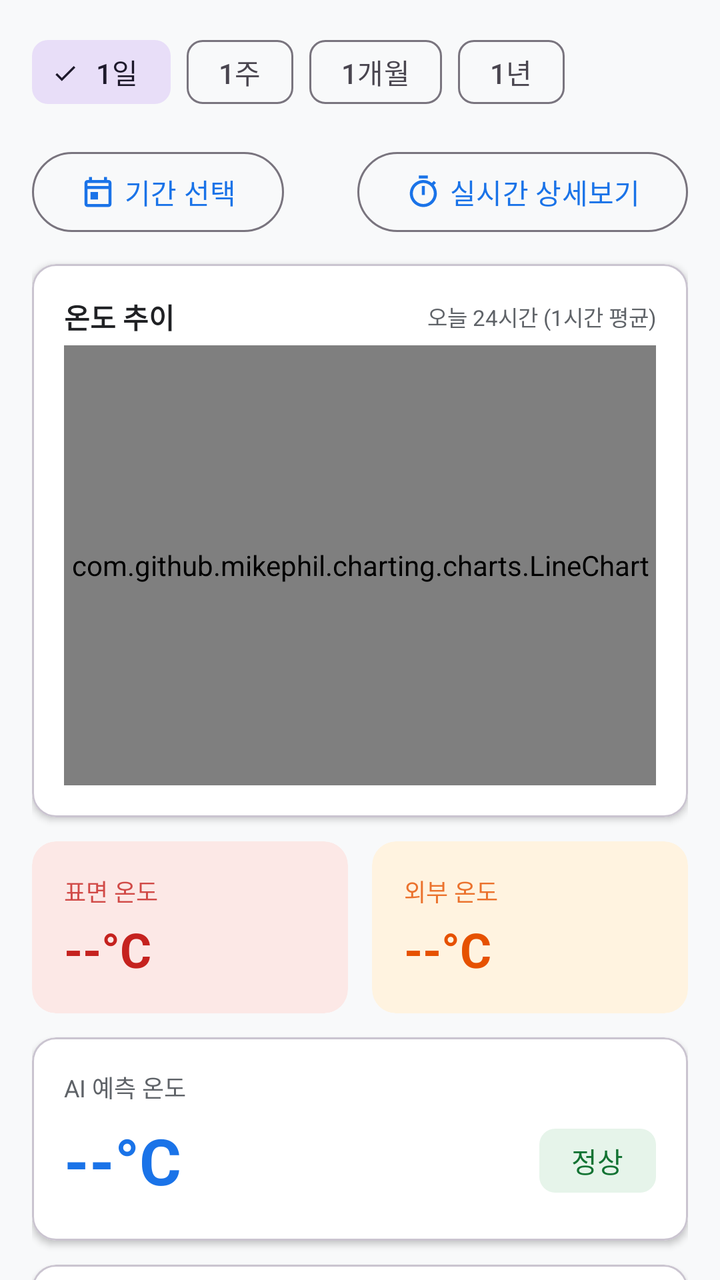
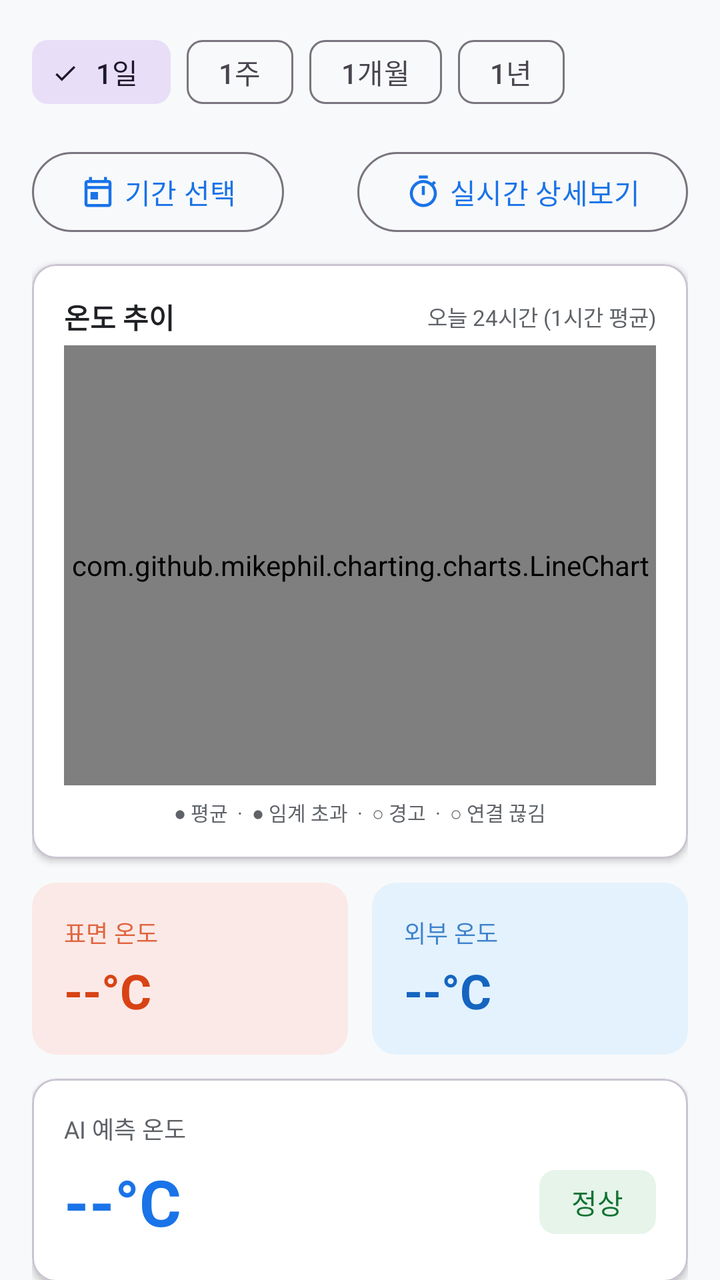

Two renders of the same Android screen: before a commit and after it. Below are the layout's source before the change and the commit's diff.
<!-- AndroidManifest.xml: application theme Theme.IN_GPS -->
<!-- res/layout/fragment_sensor_detail.xml -->
<?xml version="1.0" encoding="utf-8"?>
<androidx.core.widget.NestedScrollView
    xmlns:android="http://schemas.android.com/apk/res/android"
    xmlns:app="http://schemas.android.com/apk/res-auto"
    android:layout_width="match_parent"
    android:layout_height="match_parent"
    android:background="@color/color_surface"
    android:clipToPadding="false"
    android:paddingBottom="8dp">

    <LinearLayout
        android:layout_width="match_parent"
        android:layout_height="wrap_content"
        android:orientation="vertical"
        android:paddingHorizontal="16dp"
        android:paddingTop="12dp"
        android:paddingBottom="8dp">

        
        <com.google.android.material.chip.ChipGroup
            android:id="@+id/chip_group_period"
            android:layout_width="match_parent"
            android:layout_height="wrap_content"
            android:layout_marginBottom="12dp"
            app:singleSelection="true"
            app:selectionRequired="true">

            <com.google.android.material.chip.Chip
                android:id="@+id/chip_1d"
                style="@style/Widget.Material3.Chip.Filter"
                android:layout_width="wrap_content"
                android:layout_height="wrap_content"
                android:text="1일"
                android:checked="true" />

            <com.google.android.material.chip.Chip
                android:id="@+id/chip_1w"
                style="@style/Widget.Material3.Chip.Filter"
                android:layout_width="wrap_content"
                android:layout_height="wrap_content"
                android:text="1주" />

            <com.google.android.material.chip.Chip
                android:id="@+id/chip_1m"
                style="@style/Widget.Material3.Chip.Filter"
                android:layout_width="wrap_content"
                android:layout_height="wrap_content"
                android:text="1개월" />

            <com.google.android.material.chip.Chip
                android:id="@+id/chip_1y"
                style="@style/Widget.Material3.Chip.Filter"
                android:layout_width="wrap_content"
                android:layout_height="wrap_content"
                android:text="1년" />
        </com.google.android.material.chip.ChipGroup>

        
        <LinearLayout
            android:layout_width="match_parent"
            android:layout_height="wrap_content"
            android:orientation="horizontal"
            android:gravity="center_vertical"
            android:layout_marginBottom="12dp">

            <com.google.android.material.button.MaterialButton
                android:id="@+id/btn_pick_range"
                style="@style/Widget.Material3.Button.OutlinedButton"
                android:layout_width="wrap_content"
                android:layout_height="wrap_content"
                android:text="기간 선택"
                app:icon="@drawable/ic_calendar"
                app:iconGravity="textStart" />

            <Space
                android:layout_width="0dp"
                android:layout_height="1dp"
                android:layout_weight="1" />

            <com.google.android.material.button.MaterialButton
                android:id="@+id/btn_realtime_detail"
                style="@style/Widget.Material3.Button.OutlinedButton"
                android:layout_width="wrap_content"
                android:layout_height="wrap_content"
                android:text="실시간 상세보기"
                app:icon="@drawable/ic_timer"
                app:iconGravity="textStart" />
        </LinearLayout>

        
        <com.google.android.material.card.MaterialCardView
            android:id="@+id/card_chart"
            android:layout_width="match_parent"
            android:layout_height="wrap_content"
            android:layout_marginBottom="12dp"
            app:cardCornerRadius="12dp"
            app:cardBackgroundColor="@color/color_card_bg"
            app:cardElevation="2dp">

            <LinearLayout
                android:layout_width="match_parent"
                android:layout_height="wrap_content"
                android:orientation="vertical"
                android:padding="16dp">

                <LinearLayout
                    android:layout_width="match_parent"
                    android:layout_height="wrap_content"
                    android:orientation="horizontal"
                    android:gravity="center_vertical"
                    android:layout_marginBottom="4dp">

                    <TextView
                        android:layout_width="0dp"
                        android:layout_height="wrap_content"
                        android:layout_weight="1"
                        android:text="온도 추이"
                        android:textColor="@color/color_text_primary"
                        android:textSize="14sp"
                        android:textStyle="bold" />

                    <TextView
                        android:id="@+id/tv_chart_period_label"
                        android:layout_width="wrap_content"
                        android:layout_height="wrap_content"
                        android:text="오늘 24시간 (1시간 평균)"
                        android:textColor="@color/color_text_secondary"
                        android:textSize="11sp" />
                </LinearLayout>

                
                <com.google.android.material.chip.ChipGroup
                    android:id="@+id/chip_group_sensor"
                    android:layout_width="wrap_content"
                    android:layout_height="wrap_content"
                    android:visibility="gone"
                    app:singleSelection="true"
                    app:selectionRequired="true">

                    <com.google.android.material.chip.Chip
                        android:id="@+id/chip_sensor_surface"
                        style="@style/Widget.Material3.Chip.Filter"
                        android:layout_width="wrap_content"
                        android:layout_height="wrap_content"
                        android:text="표면"
                        android:checked="true" />

                    <com.google.android.material.chip.Chip
                        android:id="@+id/chip_sensor_external"
                        style="@style/Widget.Material3.Chip.Filter"
                        android:layout_width="wrap_content"
                        android:layout_height="wrap_content"
                        android:text="외부" />
                </com.google.android.material.chip.ChipGroup>

                <com.github.mikephil.charting.charts.LineChart
                    android:id="@+id/line_chart"
                    android:layout_width="match_parent"
                    android:layout_height="220dp" />
            </LinearLayout>
        </com.google.android.material.card.MaterialCardView>

        
        <LinearLayout
            android:layout_width="match_parent"
            android:layout_height="wrap_content"
            android:orientation="horizontal"
            android:layout_marginBottom="12dp">

            
            <com.google.android.material.card.MaterialCardView
                android:layout_width="0dp"
                android:layout_height="wrap_content"
                android:layout_weight="1"
                android:layout_marginEnd="6dp"
                app:cardCornerRadius="12dp"
                app:cardBackgroundColor="@color/color_ambient_temp_bg"
                app:cardElevation="0dp"
                app:strokeWidth="0dp">

                <LinearLayout
                    android:layout_width="match_parent"
                    android:layout_height="wrap_content"
                    android:orientation="vertical"
                    android:padding="16dp">

                    <TextView
                        android:layout_width="wrap_content"
                        android:layout_height="wrap_content"
                        android:text="표면 온도"
                        android:textColor="@color/color_ambient_temp_text"
                        android:textSize="12sp"
                        android:alpha="0.8" />

                    <TextView
                        android:id="@+id/tv_surface_temp"
                        android:layout_width="wrap_content"
                        android:layout_height="wrap_content"
                        android:layout_marginTop="4dp"
                        android:text="--°C"
                        android:textColor="@color/color_ambient_temp_text"
                        android:textSize="24sp"
                        android:textStyle="bold" />
                </LinearLayout>
            </com.google.android.material.card.MaterialCardView>

            
            <com.google.android.material.card.MaterialCardView
                android:layout_width="0dp"
                android:layout_height="wrap_content"
                android:layout_weight="1"
                android:layout_marginStart="6dp"
                app:cardCornerRadius="12dp"
                app:cardBackgroundColor="@color/color_frame_temp_bg"
                app:cardElevation="0dp"
                app:strokeWidth="0dp">

                <LinearLayout
                    android:layout_width="match_parent"
                    android:layout_height="wrap_content"
                    android:orientation="vertical"
                    android:padding="16dp">

                    <TextView
                        android:layout_width="wrap_content"
                        android:layout_height="wrap_content"
                        android:text="외부 온도"
                        android:textColor="@color/color_frame_temp_text"
                        android:textSize="12sp"
                        android:alpha="0.8" />

                    <TextView
                        android:id="@+id/tv_external_temp"
                        android:layout_width="wrap_content"
                        android:layout_height="wrap_content"
                        android:layout_marginTop="4dp"
                        android:text="--°C"
                        android:textColor="@color/color_frame_temp_text"
                        android:textSize="24sp"
                        android:textStyle="bold" />
                </LinearLayout>
            </com.google.android.material.card.MaterialCardView>
        </LinearLayout>

        
        <com.google.android.material.card.MaterialCardView
            android:id="@+id/card_ai_prediction"
            android:layout_width="match_parent"
            android:layout_height="wrap_content"
            android:layout_marginBottom="12dp"
            app:cardCornerRadius="12dp"
            app:cardBackgroundColor="@color/color_card_bg"
            app:cardElevation="2dp">

            <LinearLayout
                android:layout_width="match_parent"
                android:layout_height="wrap_content"
                android:orientation="vertical"
                android:padding="16dp">

                <TextView
                    android:layout_width="wrap_content"
                    android:layout_height="wrap_content"
                    android:layout_marginBottom="4dp"
                    android:text="AI 예측 온도"
                    android:textColor="@color/color_text_secondary"
                    android:textSize="12sp" />

                <LinearLayout
                    android:layout_width="match_parent"
                    android:layout_height="wrap_content"
                    android:orientation="horizontal"
                    android:gravity="center_vertical">

                    <TextView
                        android:id="@+id/tv_ai_temp"
                        android:layout_width="0dp"
                        android:layout_height="wrap_content"
                        android:layout_weight="1"
                        android:text="--°C"
                        android:textColor="@color/color_primary"
                        android:textSize="32sp"
                        android:textStyle="bold" />

                    <com.google.android.material.chip.Chip
                        android:id="@+id/chip_ai_status"
                        android:layout_width="wrap_content"
                        android:layout_height="wrap_content"
                        android:text="정상"
                        android:textColor="@color/color_normal_text"
                        app:chipBackgroundColor="@color/color_normal_bg"
                        app:chipStrokeWidth="0dp" />
                </LinearLayout>
            </LinearLayout>
        </com.google.android.material.card.MaterialCardView>

        
        <com.google.android.material.card.MaterialCardView
            android:id="@+id/card_operation"
            android:layout_width="match_parent"
            android:layout_height="wrap_content"
            android:layout_marginBottom="12dp"
            app:cardCornerRadius="12dp"
            app:cardBackgroundColor="@color/color_card_bg"
            app:cardElevation="2dp">

            <LinearLayout
                android:layout_width="match_parent"
                android:layout_height="wrap_content"
                android:orientation="vertical"
                android:padding="16dp">

                <TextView
                    android:layout_width="wrap_content"
                    android:layout_height="wrap_content"
                    android:layout_marginBottom="12dp"
                    android:text="운영 정보"
                    android:textColor="@color/color_text_primary"
                    android:textSize="14sp"
                    android:textStyle="bold" />

                <LinearLayout
                    android:layout_width="match_parent"
                    android:layout_height="wrap_content"
                    android:orientation="horizontal">

                    <LinearLayout
                        android:layout_width="0dp"
                        android:layout_height="wrap_content"
                        android:layout_weight="1"
                        android:orientation="vertical">

                        <TextView
                            android:layout_width="wrap_content"
                            android:layout_height="wrap_content"
                            android:text="운영 기간"
                            android:textColor="@color/color_text_secondary"
                            android:textSize="11sp" />

                        <TextView
                            android:id="@+id/tv_period"
                            android:layout_width="wrap_content"
                            android:layout_height="wrap_content"
                            android:layout_marginTop="2dp"
                            android:text="--"
                            android:textColor="@color/color_text_primary"
                            android:textSize="14sp"
                            android:textStyle="bold" />
                    </LinearLayout>

                    <View
                        android:layout_width="1dp"
                        android:layout_height="match_parent"
                        android:background="@color/color_divider"
                        android:layout_marginHorizontal="16dp" />

                    <LinearLayout
                        android:layout_width="0dp"
                        android:layout_height="wrap_content"
                        android:layout_weight="1"
                        android:orientation="vertical">

                        <TextView
                            android:layout_width="wrap_content"
                            android:layout_height="wrap_content"
                            android:text="측정 주기"
                            android:textColor="@color/color_text_secondary"
                            android:textSize="11sp" />

                        <TextView
                            android:id="@+id/tv_interval"
                            android:layout_width="wrap_content"
                            android:layout_height="wrap_content"
                            android:layout_marginTop="2dp"
                            android:text="--"
                            android:textColor="@color/color_text_primary"
                            android:textSize="14sp"
                            android:textStyle="bold" />
                    </LinearLayout>
                </LinearLayout>
            </LinearLayout>
        </com.google.android.material.card.MaterialCardView>

    </LinearLayout>
</androidx.core.widget.NestedScrollView>
<!-- resources referenced by this layout -->
<resources>
  <color name="color_ambient_temp_bg">#FCE8E6</color>
  <color name="color_ambient_temp_text">#C5221F</color>
  <color name="color_card_bg">#FFFFFF</color>
  <color name="color_divider">#E0E0E0</color>
  <color name="color_frame_temp_bg">#FFF3E0</color>
  <color name="color_frame_temp_text">#E65100</color>
  <color name="color_normal_bg">#E6F4EA</color>
  <color name="color_normal_text">#137333</color>
  <color name="color_primary">#1A73E8</color>
  <color name="color_surface">#F8F9FA</color>
  <color name="color_text_primary">#202124</color>
  <color name="color_text_secondary">#5F6368</color>
  <!-- drawable ic_calendar (drawable) -->
  <vector xmlns:android="http://schemas.android.com/apk/res/android"
      android:width="24dp"
      android:height="24dp"
      android:viewportWidth="24"
      android:viewportHeight="24"
      android:tint="?attr/colorControlNormal">
      <path
          android:fillColor="@android:color/white"
          android:pathData="M19,4h-1V2h-2v2H8V2H6v2H5C3.9,4 3,4.9 3,6v14c0,1.1 0.9,2 2,2h14c1.1,0 2,-0.9 2,-2V6C21,4.9 20.1,4 19,4zM19,20H5V10h14V20zM19,8H5V6h14V8zM7,12h5v5H7V12z"/>
  </vector>
  <!-- drawable ic_timer (drawable) -->
  <?xml version="1.0" encoding="utf-8"?>
  <vector xmlns:android="http://schemas.android.com/apk/res/android"
      android:width="24dp"
      android:height="24dp"
      android:viewportWidth="24"
      android:viewportHeight="24">
      <path
          android:fillColor="#FF000000"
          android:pathData="M15,1H9v2h6V1zM11,14h2V8h-2v6zM19.03,7.39l1.42,-1.42c-0.43,-0.51 -0.9,-0.99 -1.41,-1.41l-1.42,1.42C16.07,4.74 14.12,4 12,4c-4.97,0 -9,4.03 -9,9s4.02,9 9,9 9,-4.03 9,-9c0,-2.12 -0.74,-4.07 -1.97,-5.61zM12,20c-3.87,0 -7,-3.13 -7,-7s3.13,-7 7,-7 7,3.13 7,7 -3.13,7 -7,7z" />
  </vector>
  <style name="Theme.IN_GPS" parent="Base.Theme.IN_GPS" />
  <style name="Base.Theme.IN_GPS" parent="Theme.Material3.Light.NoActionBar">
          <item name="colorPrimary">@color/color_primary</item>
          <item name="colorSurface">@color/color_surface</item>
          <item name="colorOnPrimary">@color/white</item>
          <item name="colorOnSurface">@color/color_text_primary</item>
          <item name="android:windowBackground">@color/color_surface</item>
      </style>
  <color name="white">#FFFFFFFF</color>
</resources>

<!-- the commit's change to res/layout/fragment_sensor_detail.xml (unified diff, before → after) -->
@@ -157,6 +157,17 @@
                     android:id="@+id/line_chart"
                     android:layout_width="match_parent"
                     android:layout_height="220dp" />
+
+                
+                <TextView
+                    android:id="@+id/tv_chart_legend"
+                    android:layout_width="wrap_content"
+                    android:layout_height="wrap_content"
+                    android:layout_gravity="center_horizontal"
+                    android:layout_marginTop="6dp"
+                    android:text="● 평균  ·  ● 임계 초과  ·  ○ 경고  ·  ○ 연결 끊김"
+                    android:textColor="@color/color_text_secondary"
+                    android:textSize="10sp" />
             </LinearLayout>
         </com.google.android.material.card.MaterialCardView>
 
@@ -174,7 +185,7 @@
                 android:layout_weight="1"
                 android:layout_marginEnd="6dp"
                 app:cardCornerRadius="12dp"
-                app:cardBackgroundColor="@color/color_ambient_temp_bg"
+                app:cardBackgroundColor="@color/color_surface_temp_bg"
                 app:cardElevation="0dp"
                 app:strokeWidth="0dp">
 
@@ -188,7 +199,7 @@
                         android:layout_width="wrap_content"
                         android:layout_height="wrap_content"
                         android:text="표면 온도"
-                        android:textColor="@color/color_ambient_temp_text"
+                        android:textColor="@color/color_surface_temp_text"
                         android:textSize="12sp"
                         android:alpha="0.8" />
 
@@ -198,7 +209,7 @@
                         android:layout_height="wrap_content"
                         android:layout_marginTop="4dp"
                         android:text="--°C"
-                        android:textColor="@color/color_ambient_temp_text"
+                        android:textColor="@color/color_surface_temp_text"
                         android:textSize="24sp"
                         android:textStyle="bold" />
                 </LinearLayout>
@@ -211,7 +222,7 @@
                 android:layout_weight="1"
                 android:layout_marginStart="6dp"
                 app:cardCornerRadius="12dp"
-                app:cardBackgroundColor="@color/color_frame_temp_bg"
+                app:cardBackgroundColor="@color/color_external_temp_bg"
                 app:cardElevation="0dp"
                 app:strokeWidth="0dp">
 
@@ -225,7 +236,7 @@
                         android:layout_width="wrap_content"
                         android:layout_height="wrap_content"
                         android:text="외부 온도"
-                        android:textColor="@color/color_frame_temp_text"
+                        android:textColor="@color/color_external_temp_text"
                         android:textSize="12sp"
                         android:alpha="0.8" />
 
@@ -235,7 +246,7 @@
                         android:layout_height="wrap_content"
                         android:layout_marginTop="4dp"
                         android:text="--°C"
-                        android:textColor="@color/color_frame_temp_text"
+                        android:textColor="@color/color_external_temp_text"
                         android:textSize="24sp"
                         android:textStyle="bold" />
                 </LinearLayout>
<!-- resource entries referenced after the edit -->
@@ -1,15 +1,15 @@
 <!-- resources referenced by this layout -->
 <resources>
-  <color name="color_ambient_temp_bg">#FCE8E6</color>
-  <color name="color_ambient_temp_text">#C5221F</color>
   <color name="color_card_bg">#FFFFFF</color>
   <color name="color_divider">#E0E0E0</color>
-  <color name="color_frame_temp_bg">#FFF3E0</color>
-  <color name="color_frame_temp_text">#E65100</color>
+  <color name="color_external_temp_bg">#E3F2FD</color>
+  <color name="color_external_temp_text">#1565C0</color>
   <color name="color_normal_bg">#E6F4EA</color>
   <color name="color_normal_text">#137333</color>
   <color name="color_primary">#1A73E8</color>
   <color name="color_surface">#F8F9FA</color>
+  <color name="color_surface_temp_bg">#FBE9E7</color>
+  <color name="color_surface_temp_text">#D84315</color>
   <color name="color_text_primary">#202124</color>
   <color name="color_text_secondary">#5F6368</color>
   <!-- drawable ic_calendar (drawable) -->
